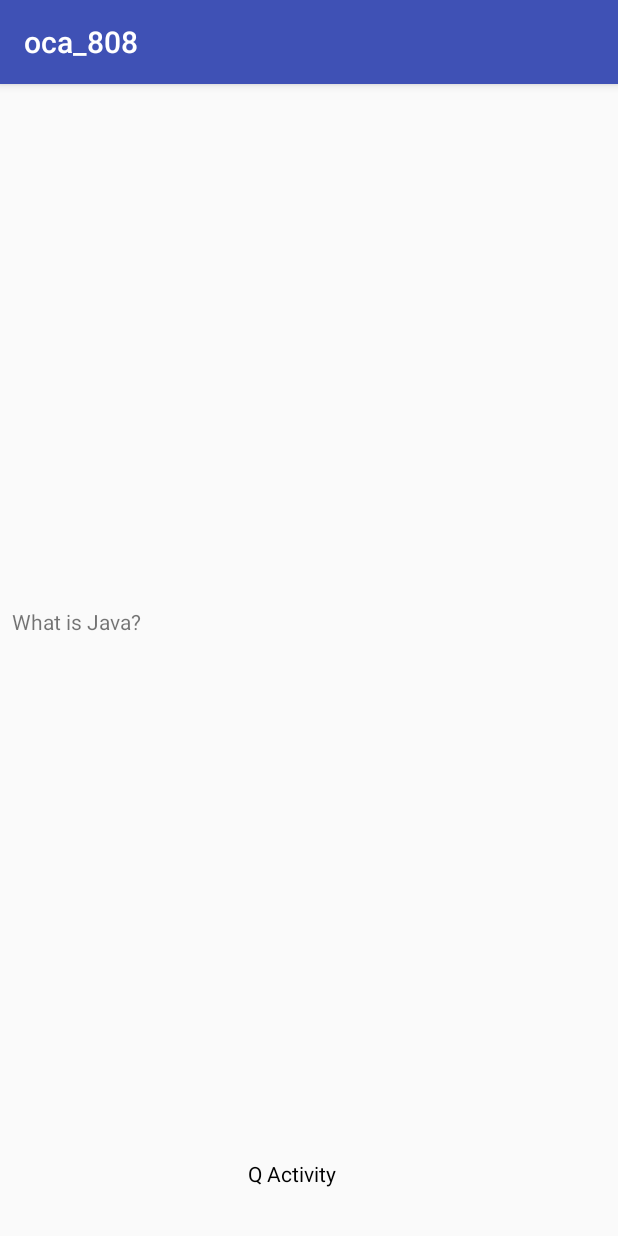
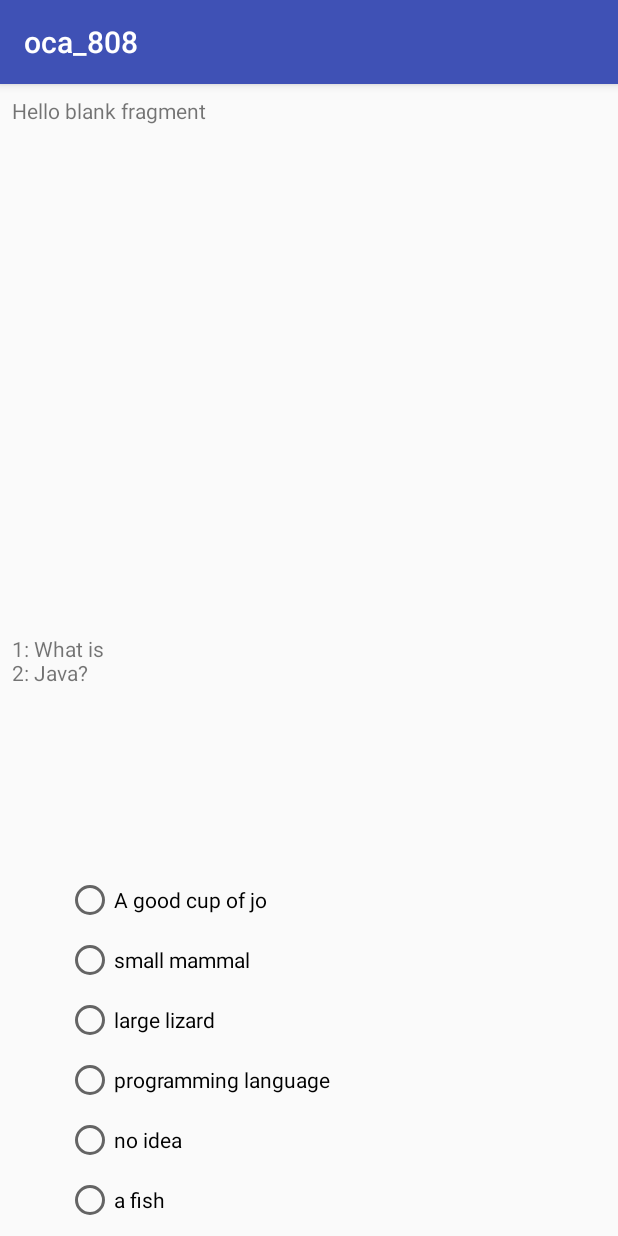
Before and after one commit to davej33/oca_808, an Android app: the screen it shows after launch (QuestionsActivity), after a tap on an icon or button, on a phone screen of 412 x 824 dp. Run offline under Robolectric (Android 15) with nearby library versions, the phone set to English and light mode, and no system bars; our stand-ins replace Room's generated code.

Commit message:
answer frag displays

```diff
--- a/app/src/main/java/com/android/example/oca_808/HomeActivity.java
+++ b/app/src/main/java/com/android/example/oca_808/HomeActivity.java
@@ -35,7 +35,7 @@ public class HomeActivity extends AppCompatActivity {
 
     private void addQs() {
         ArrayList<QuestionEntity> mQuestions = new ArrayList<>();
-        mQuestions.add(new QuestionEntity(1, "What is Java?", "A good cup of jo", "small mammal", "large lizard", "programming language", "no idea",
+        mQuestions.add(new QuestionEntity(1, "1: What is \n2: Java?", "A good cup of jo", "small mammal", "large lizard", "programming language", "no idea",
                 "a fish","e","Java Basics", 0, false));
         mQuestions.add(new QuestionEntity(0, "What else is Java?", "A programming language", "small mammal", "large lizard", "programming language", "no idea",
                 "a fish","a,e","Java Basics", 0, false));
--- a/app/src/main/java/com/android/example/oca_808/QuestionsActivity.java
+++ b/app/src/main/java/com/android/example/oca_808/QuestionsActivity.java
@@ -7,6 +7,8 @@ import android.support.annotation.Nullable;
 import android.support.v7.app.AppCompatActivity;
 import android.util.Log;
 
+import com.android.example.oca_808.fragment.AnswerFragment;
+import com.android.example.oca_808.fragment.ProgressFragment;
 import com.android.example.oca_808.fragment.QuestionFragment;
 import com.android.example.oca_808.view_model.QuestionsViewModel;
 
@@ -16,7 +18,8 @@ import com.android.example.oca_808.view_model.QuestionsViewModel;
  * Created by charlotte on 11/21/17.
  */
 
-public class QuestionsActivity extends AppCompatActivity implements QuestionFragment.OnFragmentInteractionListener{
+public class QuestionsActivity extends AppCompatActivity implements QuestionFragment.OnFragmentInteractionListener,
+        ProgressFragment.OnFragmentInteractionListener, AnswerFragment.OnFragmentInteractionListener{
 
     private Integer questionNum = 0;
     private static QuestionsViewModel mViewModel;
@@ -26,12 +29,17 @@ public class QuestionsActivity extends AppCompatActivity implements QuestionFrag
         super.onCreate(savedInstanceState);
         setContentView(R.layout.activity_question);
 
-        Log.w("QuestionActivity", "onCreate run");
-        int i = getSupportFragmentManager().beginTransaction().add(R.id.question_container, QuestionFragment.newInstance(questionNum,null)).commit();
-        Log.w("QuestionActivity", "int i: " + i);
+        displayContent();
+
+
 //        subscribe();
     }
 
+    private void displayContent() {
+        getSupportFragmentManager().beginTransaction().add(R.id.question_container, QuestionFragment.newInstance(questionNum,null)).commit();
+        getSupportFragmentManager().beginTransaction().add(R.id.progress_container, ProgressFragment.newInstance(null,null)).commit();
+        getSupportFragmentManager().beginTransaction().add(R.id.answer_container, AnswerFragment.newInstance(null,null)).commit();
+    }
 
 
     private void subscribe() {
@@ -40,7 +48,7 @@ public class QuestionsActivity extends AppCompatActivity implements QuestionFrag
             @Override
             public void onChanged(@Nullable Integer qNum) {
                 questionNum = qNum;
-                getSupportFragmentManager().beginTransaction().add(R.id.question_container, QuestionFragment.newInstance(questionNum,null)).commit();
+                displayContent();
             }
         };
        mViewModel.newQuestion().observe(this,questionObserver);
--- a/app/src/main/java/com/android/example/oca_808/db/entity/TestEntity.java
+++ b/app/src/main/java/com/android/example/oca_808/db/entity/TestEntity.java
@@ -12,11 +12,19 @@ public class TestEntity {
 
     @PrimaryKey(autoGenerate = true)
     int id;
-    int type; // 0 = practice, 1 = test
-    boolean complete; // 0 = in-progress, 1 = complete
-    long date; // date last worked on
-    long elapsed_time;
-    String q_elapsed_time;
-    int paused_question;
+    public int type; // 0 = practice, 1 = test
+    public boolean complete; // 0 = in-progress, 1 = complete
+    public long date; // date last worked on
+    public long elapsed_time_test;
+    public String elapsed_time_question;
+    public int paused_question;
 
+    public TestEntity(int type, boolean complete, long date, long elapsed_time_test, String elapsed_time_question, int paused_question){
+        this.type = type;
+        this.complete = complete;
+        this.date = date;
+        this.elapsed_time_test = elapsed_time_test;
+        this.elapsed_time_question = elapsed_time_question;
+        this.paused_question = paused_question;
+    }
 }
--- a/app/src/main/java/com/android/example/oca_808/fragment/AnswerFragment.java
+++ b/app/src/main/java/com/android/example/oca_808/fragment/AnswerFragment.java
@@ -1,14 +1,19 @@
 package com.android.example.oca_808.fragment;
 
+import android.arch.lifecycle.ViewModel;
 import android.content.Context;
 import android.net.Uri;
 import android.os.Bundle;
 import android.support.v4.app.Fragment;
+import android.util.Log;
 import android.view.LayoutInflater;
 import android.view.View;
 import android.view.ViewGroup;
+import android.widget.RadioButton;
+import android.widget.RadioGroup;
 
 import com.android.example.oca_808.R;
+import com.android.example.oca_808.view_model.QuestionsViewModel;
 
 /**
  * A simple {@link Fragment} subclass.
@@ -19,6 +24,17 @@ import com.android.example.oca_808.R;
  * create an instance of this fragment.
  */
 public class AnswerFragment extends Fragment {
+
+    private static final String LOG_TAG = AnswerFragment.class.getSimpleName();
+    private RadioButton radio_a;
+    private RadioButton radio_b;
+    private RadioButton radio_c;
+    private RadioButton radio_d;
+    private RadioButton radio_e;
+    private RadioButton radio_f;
+    private RadioGroup radioGroup;
+    private static QuestionsViewModel mViewModel;
+
     // TODO: Rename parameter arguments, choose names that match
     // the fragment initialization parameters, e.g. ARG_ITEM_NUMBER
     private static final String ARG_PARAM1 = "param1";
@@ -55,6 +71,10 @@ public class AnswerFragment extends Fragment {
     @Override
     public void onCreate(Bundle savedInstanceState) {
         super.onCreate(savedInstanceState);
+        if(mViewModel == null) {
+            mViewModel = new QuestionsViewModel(getContext());
+            Log.w(LOG_TAG, "viewModel was null");
+        }
         if (getArguments() != null) {
             mParam1 = getArguments().getString(ARG_PARAM1);
             mParam2 = getArguments().getString(ARG_PARAM2);
@@ -65,7 +85,29 @@ public class AnswerFragment extends Fragment {
     public View onCreateView(LayoutInflater inflater, ViewGroup container,
                              Bundle savedInstanceState) {
         // Inflate the layout for this fragment
-        return inflater.inflate(R.layout.fragment_answer, container, false);
+        View view = inflater.inflate(R.layout.fragment_answer, container, false);
+
+        setViewValues(view);
+
+        return view;
+    }
+
+
+    private void setViewValues(View view) {
+        radioGroup = view.findViewById(R.id.radio_group);
+        radio_a = view.findViewById(R.id.radioButton_a);
+        radio_b = view.findViewById(R.id.radioButton_b);
+        radio_c = view.findViewById(R.id.radioButton_c);
+        radio_d = view.findViewById(R.id.radioButton_d);
+        radio_e = view.findViewById(R.id.radioButton_e);
+        radio_f = view.findViewById(R.id.radioButton_f);
+
+        radio_a.setText(mViewModel.getCurrentQuestion().getA());
+        radio_b.setText(mViewModel.getCurrentQuestion().getB());
+        radio_c.setText(mViewModel.getCurrentQuestion().getC());
+        radio_d.setText(mViewModel.getCurrentQuestion().getD());
+        radio_e.setText(mViewModel.getCurrentQuestion().getE());
+        radio_f.setText(mViewModel.getCurrentQuestion().getF());
     }
 
     // TODO: Rename method, update argument and hook method into UI event
--- a/app/src/main/java/com/android/example/oca_808/fragment/QuestionFragment.java
+++ b/app/src/main/java/com/android/example/oca_808/fragment/QuestionFragment.java
@@ -73,7 +73,7 @@ public class QuestionFragment extends Fragment {
         // Inflate the layout for this fragment
         View view = inflater.inflate(R.layout.fragment_question, container, false);
         if(mViewModel == null) mViewModel = new QuestionsViewModel(getContext());
-        String questionText = mViewModel.getQuestion(mQuestionNum);
+        String questionText = mViewModel.getCurrentQuestion().getQuestion();
         Log.w(LOG_TAG,"question text ******************* : " + questionText);
         TextView tv = view.findViewById(R.id.question_view);
         tv.setText(questionText);
--- a/app/src/main/java/com/android/example/oca_808/view_model/QuestionsViewModel.java
+++ b/app/src/main/java/com/android/example/oca_808/view_model/QuestionsViewModel.java
@@ -4,6 +4,7 @@ import android.arch.lifecycle.LiveData;
 import android.arch.lifecycle.MutableLiveData;
 import android.arch.lifecycle.ViewModel;
 import android.content.Context;
+import android.util.Log;
 
 import com.android.example.oca_808.db.AppDatabase;
 import com.android.example.oca_808.db.entity.QuestionEntity;
@@ -16,22 +17,61 @@ import java.util.ArrayList;
 
 public class QuestionsViewModel extends ViewModel {
 
-    private ArrayList<QuestionEntity> mQuestionsList;
+    private static final String LOG_TAG = QuestionsViewModel.class.getSimpleName();
+
+    private static AppDatabase mDb;
+    private static ArrayList<QuestionEntity> mQuestionsList;
+    private static MutableLiveData<Integer> mQuestionNumber;
+    private QuestionEntity mCurrentQuestion;
+
+
     private static final int ONE_SECOND = 1;
-    private static MutableLiveData<Integer> mQuestionNumber = new MutableLiveData<>();
     private long mInitialTime;
     private MutableLiveData<Long> mElapsedTime = new MutableLiveData<>();
-    private static AppDatabase mDb;
-    private QuestionEntity mQ;
 
+    // constructor
+    public QuestionsViewModel(Context context){
 
-    public QuestionsViewModel(Context context){
-        mDb = AppDatabase.getDb(context);
-        mQuestionNumber.setValue(0); //TODO: update to accomodate resumed test
+        // instantiate db if null
+        if(mDb == null) {
+            mDb = AppDatabase.getDb(context);
+            Log.w(LOG_TAG, "instantiated Db");
+        }
+
+        // set question list
         setQuestionsList();
+
+        // set question number value to 1
+        if(mQuestionNumber == null) {
+            mQuestionNumber = new MutableLiveData<>();
+            mQuestionNumber.setValue(1); //TODO: update to accommodate resumed test
+            Log.w(LOG_TAG, "set Question number to 1");
+        }
+        mCurrentQuestion = mQuestionsList.get(mQuestionNumber.getValue() - 1);
+
 
 
 //        startTimer();
+    }
+
+
+
+
+    public void setQuestionsList() {
+        mQuestionsList = (ArrayList<QuestionEntity>) mDb.questionsDao().getQuestions();
+    }
+
+    public LiveData<Integer> newQuestion(){
+        return mQuestionNumber;
+    }
+
+//    public String getQuestion(int i){
+//        QuestionEntity questionEntity = mQuestionsList.get(i);
+//        return questionEntity.getQuestion();
+//    }
+
+    public QuestionEntity getCurrentQuestion() {
+        return mCurrentQuestion;
     }
 
     // TODO: efficient?
@@ -54,18 +94,5 @@ public class QuestionsViewModel extends ViewModel {
 //                });
 //            }
 //        }, ONE_SECOND, ONE_SECOND);
-}
-
-    public void setQuestionsList() {
-        this.mQuestionsList = (ArrayList<QuestionEntity>) mDb.questionsDao().getQuestions();
-    }
-
-    public LiveData<Integer> newQuestion(){
-        return mQuestionNumber;
-    }
-
-    public String getQuestion(int i){
-        QuestionEntity questionEntity = mQuestionsList.get(i);
-        return questionEntity.getQuestion();
     }
 }
--- a/app/src/main/res/layout/activity_question.xml
+++ b/app/src/main/res/layout/activity_question.xml
@@ -1,12 +1,21 @@
 <?xml version="1.0" encoding="utf-8"?>
-<android.support.constraint.ConstraintLayout
-    xmlns:android="http://schemas.android.com/apk/res/android"
+<android.support.constraint.ConstraintLayout xmlns:android="http://schemas.android.com/apk/res/android"
     xmlns:app="http://schemas.android.com/apk/res-auto"
     xmlns:tools="http://schemas.android.com/tools"
     android:layout_width="match_parent"
     android:layout_height="match_parent">
 
-
+    <FrameLayout
+        android:id="@+id/progress_container"
+        android:layout_width="match_parent"
+        android:layout_height="wrap_content"
+        android:layout_marginEnd="8dp"
+        android:layout_marginStart="8dp"
+        android:layout_marginTop="8dp"
+        app:layout_constraintEnd_toEndOf="parent"
+        app:layout_constraintHorizontal_bias="0.0"
+        app:layout_constraintStart_toStartOf="parent"
+        app:layout_constraintTop_toTopOf="parent" />
 
     <FrameLayout
         android:id="@+id/question_container"
@@ -16,26 +25,22 @@
         android:layout_marginEnd="8dp"
         android:layout_marginStart="8dp"
         android:layout_marginTop="8dp"
-        app:layout_constraintBottom_toTopOf="@+id/textView"
+        app:layout_constraintBottom_toBottomOf="parent"
         app:layout_constraintEnd_toEndOf="parent"
         app:layout_constraintHorizontal_bias="0.0"
         app:layout_constraintStart_toStartOf="parent"
         app:layout_constraintTop_toTopOf="parent" />
 
-
-
-    <TextView
-        android:id="@+id/textView"
-        android:layout_width="wrap_content"
-        android:layout_height="19dp"
-        android:layout_marginBottom="32dp"
+    <FrameLayout
+        android:id="@+id/answer_container"
+        android:layout_width="368dp"
+        android:layout_height="wrap_content"
+        android:layout_marginBottom="8dp"
         android:layout_marginEnd="8dp"
         android:layout_marginStart="8dp"
-        android:text="Q Activity"
-        android:textColor="#000"
         app:layout_constraintBottom_toBottomOf="parent"
         app:layout_constraintEnd_toEndOf="parent"
-        app:layout_constraintHorizontal_bias="0.466"
+        app:layout_constraintHorizontal_bias="1.0"
         app:layout_constraintStart_toStartOf="parent" />
 
 
--- a/app/src/main/res/layout/fragment_answer.xml
+++ b/app/src/main/res/layout/fragment_answer.xml
@@ -1,13 +1,80 @@
-<FrameLayout xmlns:android="http://schemas.android.com/apk/res/android"
+<android.support.constraint.ConstraintLayout xmlns:android="http://schemas.android.com/apk/res/android"
+    xmlns:app="http://schemas.android.com/apk/res-auto"
     xmlns:tools="http://schemas.android.com/tools"
     android:layout_width="match_parent"
     android:layout_height="match_parent"
     tools:context="com.android.example.oca_808.fragment.AnswerFragment">
 
     <!-- TODO: Update blank fragment layout -->
-    <TextView
+    <RadioGroup
+        android:id="@+id/radio_group"
         android:layout_width="match_parent"
-        android:layout_height="match_parent"
-        android:text="@string/hello_blank_fragment" />
+        android:layout_height="wrap_content">
 
-</FrameLayout>
+        <RadioButton
+            android:id="@+id/radioButton_a"
+            android:layout_width="wrap_content"
+            android:layout_height="wrap_content"
+            android:layout_marginLeft="8dp"
+            android:layout_marginStart="8dp"
+            android:layout_marginTop="8dp"
+            android:text="RadioButton"
+            app:layout_constraintStart_toStartOf="parent"
+            app:layout_constraintTop_toTopOf="parent" />
+
+        <RadioButton
+            android:id="@+id/radioButton_b"
+            android:layout_width="wrap_content"
+            android:layout_height="wrap_content"
+            android:layout_marginLeft="8dp"
+            android:layout_marginStart="8dp"
+            android:layout_marginTop="8dp"
+            android:text="RadioButton"
+            app:layout_constraintStart_toStartOf="parent"
+            app:layout_constraintTop_toBottomOf="@+id/radioButton_a" />
+
+        <RadioButton
+            android:id="@+id/radioButton_c"
+            android:layout_width="wrap_content"
+            android:layout_height="wrap_content"
+            android:layout_marginLeft="8dp"
+            android:layout_marginStart="8dp"
+            android:layout_marginTop="8dp"
+            android:text="RadioButton"
+            app:layout_constraintStart_toStartOf="parent"
+            app:layout_constraintTop_toBottomOf="@+id/radioButton_b" />
+
+        <RadioButton
+            android:id="@+id/radioButton_d"
+            android:layout_width="wrap_content"
+            android:layout_height="wrap_content"
+            android:layout_marginLeft="8dp"
+            android:layout_marginStart="8dp"
+            android:layout_marginTop="8dp"
+            android:text="RadioButton"
+            app:layout_constraintStart_toStartOf="parent"
+            app:layout_constraintTop_toBottomOf="@+id/radioButton_c" />
+
+        <RadioButton
+            android:id="@+id/radioButton_e"
+            android:layout_width="wrap_content"
+            android:layout_height="wrap_content"
+            android:layout_marginLeft="8dp"
+            android:layout_marginStart="8dp"
+            android:layout_marginTop="8dp"
+            android:text="RadioButton"
+            app:layout_constraintStart_toStartOf="parent"
+            app:layout_constraintTop_toBottomOf="@+id/radioButton_d" />
+
+        <RadioButton
+            android:id="@+id/radioButton_f"
+            android:layout_width="wrap_content"
+            android:layout_height="wrap_content"
+            android:layout_marginLeft="8dp"
+            android:layout_marginStart="8dp"
+            android:layout_marginTop="8dp"
+            android:text="RadioButton"
+            app:layout_constraintStart_toStartOf="parent"
+            app:layout_constraintTop_toBottomOf="@+id/radioButton_e" />
+    </RadioGroup>
+</android.support.constraint.ConstraintLayout>
```
